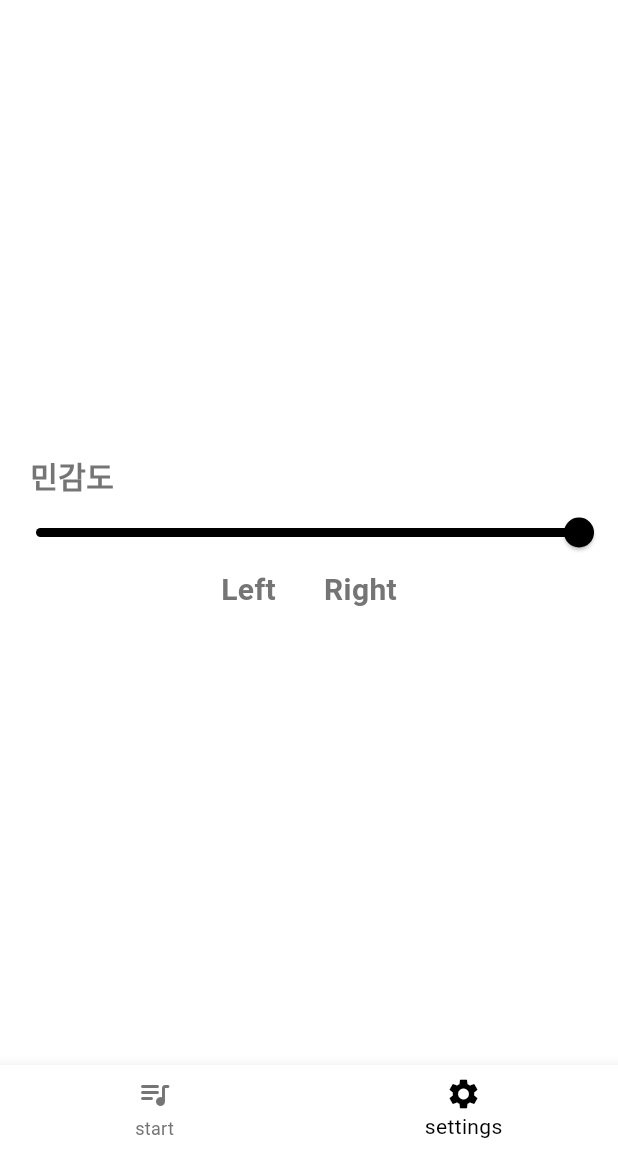
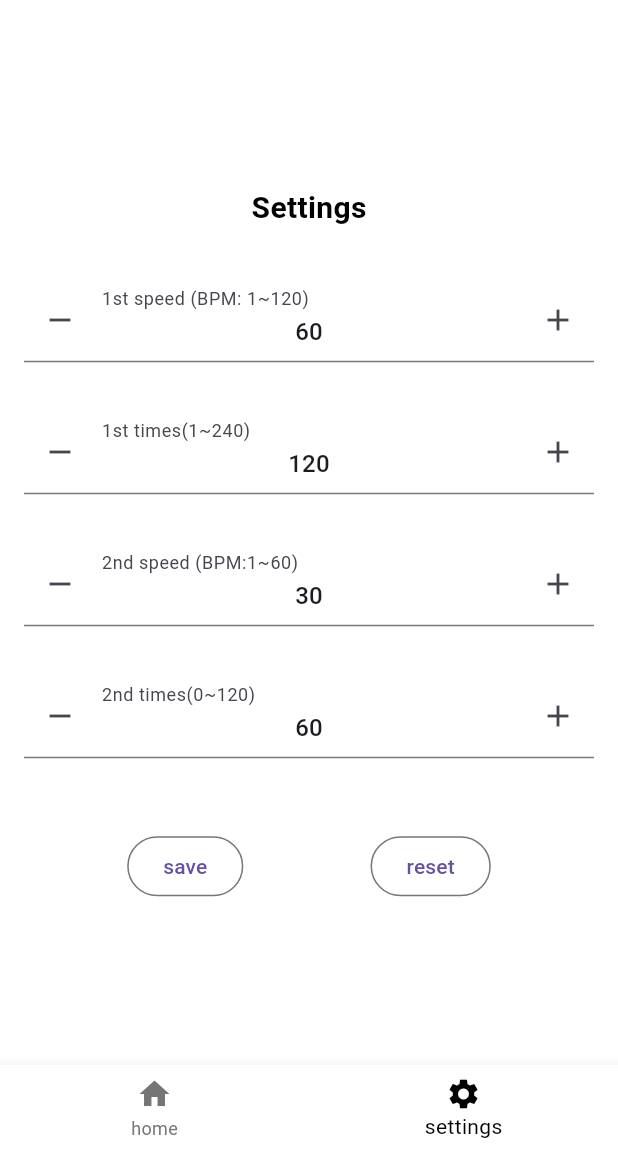
Before and after one commit to byunduwon/two_steps_tempo, a Flutter app: the screen it shows after launch, item 2 of the bottom bar chosen, on a phone screen of 412 x 824 dp, the part 84-1236 px from its top. Run offline on Flutter 3.47's test engine with Material 3 defaults, Android fonts, the light colour scheme and no system bars; drawn by our look-alikes of flutter_spinbox; our stand-ins replace audioplayers; missing offline and left inert: metronome.

Commit message:
2024-7-3-10:59

```diff
--- a/lib/screen/root_screen.dart
+++ b/lib/screen/root_screen.dart
@@ -4,6 +4,7 @@ import 'package:two_steps_metronome/screen/home_screen.dart';
 import 'package:two_steps_metronome/screen/settings_screen.dart';
 import 'package:two_steps_metronome/const/colors.dart';
 import 'package:metronome/metronome.dart';
+import 'package:audioplayers/audioplayers.dart';
 
 class RootScreen extends StatefulWidget {
   const RootScreen({Key? key}) : super(key: key);
@@ -14,24 +15,23 @@ class RootScreen extends StatefulWidget {
 
 class _RootScreenState extends State<RootScreen> with TickerProviderStateMixin {
   TabController? controller;
-  int firstBPM = 60, firstTimes = 6;
-  int secondBPM = 20, secondTimes = 3;
-  int setsNumber = 5;
+
+  final player = AudioPlayer();
+
+  int firstBPM = 60, firstTimes = 120;
+  int secondBPM = 30, secondTimes = 60;
 
   final _metronomePlugin = Metronome();
   bool isplaying = false;
-  int bpm=10;
+  int bpm = 60;
+
   int vol = 50;
   String metronomeIcon = 'assets/metronome-left.png';
   String metronomeIconRight = 'assets/metronome-right.png';
   String metronomeIconLeft = 'assets/metronome-left.png';
-  int firstCounter = 0;
-  int secondCounter = 0;
-  int setCounter = 0;
   int totalCounter = 0;
 
-  bool isFirstStep = true;
-
+  /*
   final List wavs = [
     'base',
     'claves',
@@ -40,7 +40,7 @@ class _RootScreenState extends State<RootScreen> with TickerProviderStateMixin {
     'sticks',
     'woodblock_high'
   ];
-
+   */
 
   @override
   void initState() {
@@ -48,84 +48,55 @@ class _RootScreenState extends State<RootScreen> with TickerProviderStateMixin {
     controller = TabController(length: 2, vsync: this);
     controller!.addListener(tabListener);
 
-    List<int> stepChange = [0];
+    // Create the audio player.
+    // Set the release mode to keep the source after playback has completed.
+    player.setReleaseMode(ReleaseMode.stop);
 
-    int sum = 0;
-    int step = 2 * setsNumber;
+    // Start the player as soon as the app is displayed.
+    WidgetsBinding.instance.addPostFrameCallback((_) async {
+      await player.setVolume(1.0);
+      await player.setSource(AssetSource('audio/drum.wav'));
+      await player.resume();
+    });
 
-    for (int i = 0; i < step; i++) {
-      if (i % 2 == 0) {
-        sum = sum + firstTimes;
-        stepChange.add(sum);
-      } else {
-        sum = sum + secondTimes;
-        stepChange.add(sum);
-      }
-    }
-
-    List<int> stepBPM = [firstBPM, secondBPM];
-
-    print(stepChange);
-    print(stepBPM);
-
-    int index = 0;
 
     _metronomePlugin.init(
       'assets/audio/snare44_wav.wav',
-      bpm: bpm,
+      bpm: firstBPM,
       volume: vol,
       enableTickCallback: true,
     );
 
 
     _metronomePlugin.onListenTick((_) {
+
+      //bpm = firstBPM;
+
       if (kDebugMode) {
         print('tick');
       }
 
-      if (index < step) {
-        if (totalCounter == stepChange[index]) {
-          bpm = stepBPM[index % 2];
-          _metronomePlugin.setBPM(bpm);
-          index++;
-        }
-      }
-
-/*
-      if (totalCounter == 10) {
-        bpm = 40;
+      if (totalCounter == 0) {
+        bpm = firstBPM;
         _metronomePlugin.setBPM(bpm);
       }
 
-      if (totalCounter == 20) {
-        bpm = 120;
+      if (totalCounter == firstTimes-1) {
+        bpm = secondBPM;
         _metronomePlugin.setBPM(bpm);
+        endPlay();
       }
 
-      if (totalCounter == 30) {
-        bpm = 40;
-        _metronomePlugin.setBPM(bpm);
-      }
-
-      if (totalCounter == 40) {
-        bpm = 120;
-        _metronomePlugin.setBPM(bpm);
-      }
-
-      if (totalCounter == 50) {
-        bpm = 40;
-        _metronomePlugin.setBPM(bpm);
-      }
-
-      if (totalCounter == 60) {
-        bpm = 120;
-        _metronomePlugin.setBPM(bpm);
-      }
-*/
       //확인용
-      print('${totalCounter}-----${bpm}-----${isFirstStep}');
+      print('${totalCounter}-----${bpm}');
 
       totalCounter++;
+
+
+      if (totalCounter == (firstTimes+secondTimes)) {
+             totalCounter = 0;
+             endPlay();
+      }
 
       setState(() {
         if (metronomeIcon == metronomeIconRight) {
@@ -134,6 +105,11 @@ class _RootScreenState extends State<RootScreen> with TickerProviderStateMixin {
           metronomeIcon = metronomeIconRight;
         }
       });
+
+
+
+
+
     });
   }
 
@@ -145,6 +121,7 @@ class _RootScreenState extends State<RootScreen> with TickerProviderStateMixin {
   dispose() {
     controller!.removeListener(tabListener);
     _metronomePlugin.destroy();
+    player.dispose();
     super.dispose();
   }
 
@@ -174,81 +151,85 @@ class _RootScreenState extends State<RootScreen> with TickerProviderStateMixin {
   List<Widget> renderChildren() {
     return [
       HomeScreen(
+        vol: vol,
         firstBPM: firstBPM,
         firstTimes: firstTimes,
         secondBPM: secondBPM,
         secondTimes: secondTimes,
-        setsNumber: setsNumber,
         playState: isplaying,
-        firstBPMChanged: firstBPMChanged,
-        firstTimesChanged: firstTimesChanged,
-        secondBPMChanged: secondBPMChanged,
-        secondTimesChanged: secondTimesChanged,
-        setsNumberChanged: setsNumberChanged,
         imagePath: metronomeIcon,
         playChanged: playChanged,
+        volumeChangeEnd: volumeChangeEnd,
+        volumeSliderChange: volumeSliderChange,
       ),
       SettingsScreen(
         firstBPM: firstBPM,
         firstTimes: firstTimes,
         secondBPM: secondBPM,
         secondTimes: secondTimes,
-        setsNumber: setsNumber,
-        firstBPMChanged: firstBPMChanged,
-        firstTimesChanged: firstTimesChanged,
-        secondBPMChanged: secondBPMChanged,
-        secondTimesChanged: secondTimesChanged,
-        setsNumberChanged: setsNumberChanged,
+        firstBpmSetting: firstBpmSetting,
+        firstTimesSetting: firstTimesSetting,
+        secondBpmSetting: secondBpmSetting,
+        secondTimesSetting: secondTimesSetting,
+        init: init,
       ),
     ];
   }
 
-  void firstBPMChanged(double val1) {
-    setState(() {
-      firstBPM = val1.toInt();
-    });
-  }
-
-  void firstTimesChanged(int time1) {
-    setState(() {
-      firstBPM = time1;
-    });
-  }
-
-  void secondBPMChanged(double val2) {
-    setState(() {
-      secondBPM = val2.toInt();
-    });
-  }
-
-  void secondTimesChanged(int time2) {
-    setState(() {
-      secondTimes = time2;
-    });
-  }
-
-  void setsNumberChanged(int setNum) {
-    setState(() {
-      setsNumber = setNum;
-    });
-  }
 
   void playChanged(bool p_state) async {
     if (p_state) {
       _metronomePlugin.pause();
       isplaying = false;
     } else {
-      //bpm = 40;
-      //_metronomePlugin.setBPM(40);
       _metronomePlugin.setVolume(vol);
       _metronomePlugin.play(bpm);
       isplaying = true;
     }
-    // int? bpm2 = await _metronomePlugin.getBPM();
-    // print(bpm2);
-    // int? vol2 = await _metronomePlugin.getVolume();
-    // print(vol2);
     setState(() {});
+  }
+
+  void volumeChangeEnd(int val) {
+    _metronomePlugin.setVolume(val);
+  }
+
+  void volumeSliderChange(double val) {
+    vol = val.toInt();
+    setState(() {});
+  }
+
+  void firstBpmSetting(int val){
+    firstBPM = val;
+    setState((){});
+  }
+
+  void firstTimesSetting(int val){
+    firstTimes = val;
+    setState((){});
+  }
+
+  void secondBpmSetting(int val){
+    secondBPM = val;
+    setState((){});
+  }
+
+  void secondTimesSetting(int val){
+    secondTimes = val;
+    setState((){});
+  }
+
+  void endPlay() async {
+    player.play(AssetSource('audio/s.wav'));
+    //await player.setSource(AssetSource('clock.mp3'));
+  }
+
+  void init(int val) {
+    totalCounter = val*0;
+    firstBPM = 60;
+    firstTimes = 120;
+    secondBPM = 30;
+    secondTimes = 60;
+    setState((){});
   }
 
   BottomNavigationBar renderBottomNavigation() {
@@ -262,9 +243,9 @@ class _RootScreenState extends State<RootScreen> with TickerProviderStateMixin {
       items: const [
         BottomNavigationBarItem(
           icon: Icon(
-            Icons.queue_music_rounded,
+            Icons.home,
           ),
-          label: 'start',
+          label: 'home',
         ),
         BottomNavigationBarItem(
           icon: Icon(
--- a/lib/screen/settings_screen.dart
+++ b/lib/screen/settings_screen.dart
@@ -1,31 +1,30 @@
 import 'package:flutter/material.dart';
 import 'package:two_steps_metronome/const/colors.dart';
+import 'package:flutter_spinbox/material.dart';
 
 class SettingsScreen extends StatelessWidget {
   final int firstBPM;
   final int firstTimes;
   final int secondBPM;
   final int secondTimes;
-  final int setsNumber;
 
-  final ValueChanged<double> firstBPMChanged;
-  final ValueChanged<int> firstTimesChanged;
-  final ValueChanged<double> secondBPMChanged;
-  final ValueChanged<int> secondTimesChanged;
-  final ValueChanged<int> setsNumberChanged;
+  final ValueChanged<int> firstBpmSetting;
+  final ValueChanged<int> firstTimesSetting;
+  final ValueChanged<int> secondBpmSetting;
+  final ValueChanged<int> secondTimesSetting;
+  final ValueChanged<int> init;
 
   const SettingsScreen({
     required this.firstBPM,
     required this.firstTimes,
     required this.secondBPM,
     required this.secondTimes,
-    required this.setsNumber,
     Key? key,
-    required this.firstBPMChanged,
-    required this.firstTimesChanged,
-    required this.secondBPMChanged,
-    required this.secondTimesChanged,
-    required this.setsNumberChanged,
+    required this.firstBpmSetting,
+    required this.firstTimesSetting,
+    required this.secondBpmSetting,
+    required this.secondTimesSetting,
+    required this.init,
   }) : super(key: key);
 
   @override
@@ -34,50 +33,84 @@ class SettingsScreen extends StatelessWidget {
       mainAxisAlignment: MainAxisAlignment.center,
       children: [
         Padding(
-            padding: const EdgeInsets.only(left: 20.0),
-            child: Row(
-              children: [
-                Text(
-                  '민감도',
+          padding: const EdgeInsets.all(16),
+          child: Text(
+            'Settings',
             style: TextStyle(
-                    color: secondaryColor,
+              color: Colors.black,
               fontSize: 20.0,
               fontWeight: FontWeight.w700,
             ),
           ),
-              ],
-            )),
-        Slider(
-          min: 0.1,
-          max: 60.0,
-          divisions: 101,
+        ),
+        Padding(
+          padding: const EdgeInsets.all(16),
+          child: SpinBox(
+            min: 1,
+            max: 120,
             value: firstBPM.toDouble(),
-          onChanged: firstBPMChanged,
-          label: firstBPM.toStringAsFixed(1),
-        ),
-        Container(
-          child: Row(
-            mainAxisAlignment: MainAxisAlignment.center,
-            children: [
-              Text(
-                'Left',
-                style: TextStyle(
-                  color: secondaryColor,
-                  fontSize: 20.0,
-                  fontWeight: FontWeight.w700,
+            onChanged: (value) {
+              firstBpmSetting(value.toInt());
+            },
+            decoration: InputDecoration(labelText: '1st speed (BPM: 1~120)'),
           ),
         ),
-              SizedBox(width: 32.0),
-              Text(
-                'Right',
-                style: TextStyle(
-                  color: secondaryColor,
-                  fontSize: 20.0,
-                  fontWeight: FontWeight.w700,
+        // first times setting
+        Padding(
+          padding: const EdgeInsets.all(16),
+          child: SpinBox(
+            min: 1,
+            max: 240,
+            value: firstTimes.toDouble(),
+            onChanged: (value) {
+              firstTimesSetting(value.toInt());
+            },
+            decoration: InputDecoration(labelText: '1st times(1~240)'),
           ),
         ),
+        // 2nd BPM
+        Padding(
+          padding: const EdgeInsets.all(16),
+          child: SpinBox(
+            min: 1,
+            max: 60,
+            value: secondBPM.toDouble(),
+            onChanged: (value) {
+              secondBpmSetting(value.toInt());
+            },
+            decoration: InputDecoration(labelText: '2nd speed (BPM:1~60)'),
+          ),
+        ),
+        // 2nd times
+        Padding(
+          padding: const EdgeInsets.all(16),
+          child: SpinBox(
+            min: 0,
+            max: 120,
+            value: secondTimes.toDouble(),
+            onChanged: (value) {
+              secondTimesSetting(value.toInt());
+            },
+            decoration: InputDecoration(labelText: '2nd times(0~120)'),
+          ),
+        ),
+        SizedBox(height: 32.0),
+        Row(
+          mainAxisAlignment: MainAxisAlignment.spaceEvenly,
+          crossAxisAlignment: CrossAxisAlignment.center,
+          children: [
+            OutlinedButton(
+              onPressed: () {},
+                child: Text('save'),
+            ),
+            OutlinedButton(
+              onPressed:  () {
+                init(firstBPM);
+              },
+              child: Text('reset'),
+            ),
           ],
-          ),
+
         ),
       ],
     );
--- a/pubspec.yaml
+++ b/pubspec.yaml
@@ -36,6 +36,8 @@ dependencies:
   # Use with the CupertinoIcons class for iOS style icons.
   cupertino_icons: ^1.0.6
   metronome: ^1.1.4
+  flutter_spinbox: ^0.13.1
+  audioplayers: ^6.0.0
 
 dev_dependencies:
   flutter_test:
```
Also changed, not shown: lib/screen/home_screen.dart (+91 -46 lines), pubspec.lock, 2 other files. Lines whose indentation alone changed are shown as unchanged.
